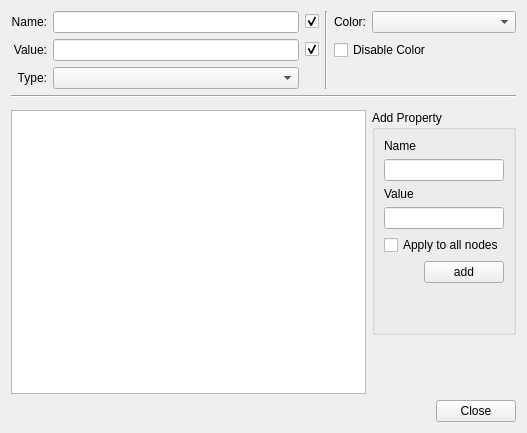
Above: src/Interface/DataPropertiesWidget.ui from KDE/rocs before the change. Below: the same form after it.
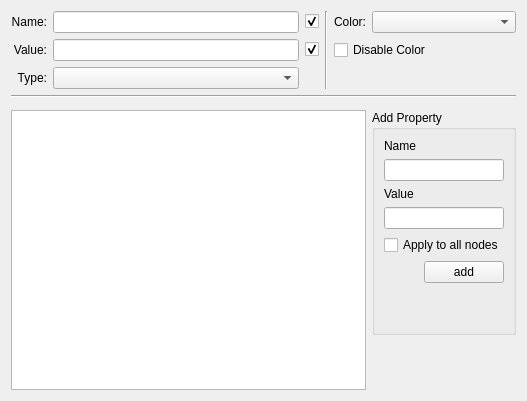
That is the form after the change. Custom widgets are drawn as their Qt base class.

```diff
--- a/src/Interface/DataPropertiesWidget.ui
+++ b/src/Interface/DataPropertiesWidget.ui
@@ -7,7 +7,7 @@
     <x>0</x>
     <y>0</y>
     <width>527</width>
-    <height>433</height>
+    <height>401</height>
    </rect>
   </property>
   <property name="sizePolicy">
@@ -202,28 +202,7 @@
     </spacer>
    </item>
    <item row="7" column="0" colspan="6">
-    <layout class="QHBoxLayout" name="horizontalLayout">
-     <item>
-      <spacer name="horizontalSpacer">
-       <property name="orientation">
-        <enum>Qt::Horizontal</enum>
-       </property>
-       <property name="sizeHint" stdset="0">
-        <size>
-         <width>40</width>
-         <height>20</height>
-        </size>
-       </property>
-      </spacer>
-     </item>
-     <item>
-      <widget class="QPushButton" name="_btnClose">
-       <property name="text">
-        <string>Close</string>
-       </property>
-      </widget>
-     </item>
-    </layout>
+    <layout class="QHBoxLayout" name="horizontalLayout"/>
    </item>
    <item row="2" column="1">
     <widget class="KComboBox" name="_dataType"/>
```
